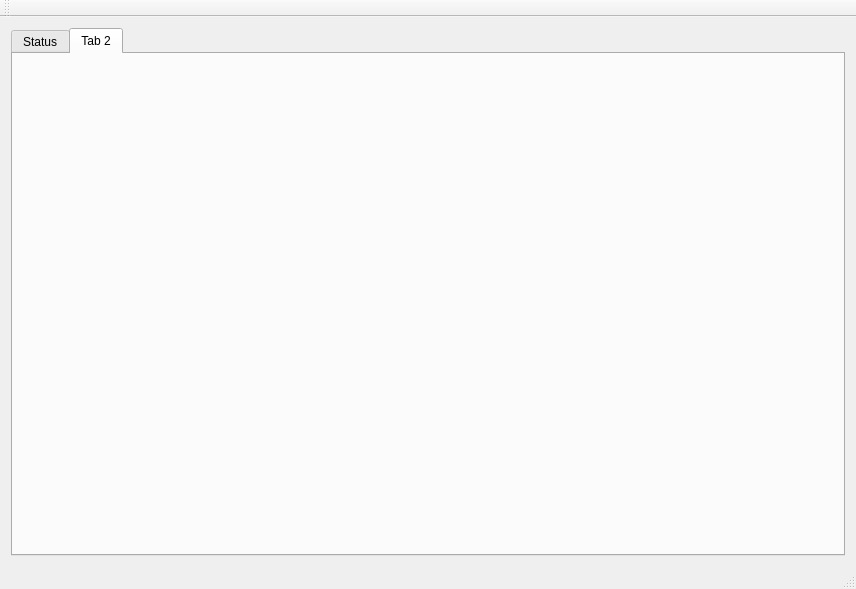
Old version of the form mainwindow.ui in the repository korken89/kfly_gui.
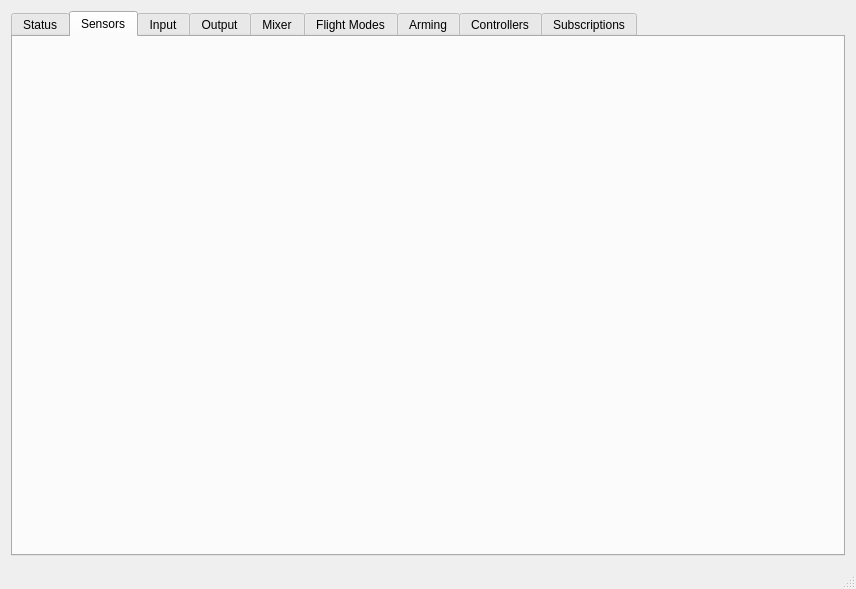
New version of the form. The open tabs and pages were chosen to show the change. Custom widgets are drawn as their Qt base class.

Commit message: Started adding a few more tab panes

Diff of the .ui file:
```diff
--- a/mainwindow.ui
+++ b/mainwindow.ui
@@ -24,7 +24,42 @@
       </widget>
       <widget class="QWidget" name="tab_2">
        <attribute name="title">
-        <string>Tab 2</string>
+        <string>Sensors</string>
+       </attribute>
+      </widget>
+      <widget class="QWidget" name="tab_4">
+       <attribute name="title">
+        <string>Input</string>
+       </attribute>
+      </widget>
+      <widget class="QWidget" name="tab_5">
+       <attribute name="title">
+        <string>Output</string>
+       </attribute>
+      </widget>
+      <widget class="QWidget" name="tab_3">
+       <attribute name="title">
+        <string>Mixer</string>
+       </attribute>
+      </widget>
+      <widget class="QWidget" name="tab_6">
+       <attribute name="title">
+        <string>Flight Modes</string>
+       </attribute>
+      </widget>
+      <widget class="QWidget" name="tab_7">
+       <attribute name="title">
+        <string>Arming</string>
+       </attribute>
+      </widget>
+      <widget class="QWidget" name="tab_8">
+       <attribute name="title">
+        <string>Controllers</string>
+       </attribute>
+      </widget>
+      <widget class="QWidget" name="tab_9">
+       <attribute name="title">
+        <string>Subscriptions</string>
        </attribute>
       </widget>
      </widget>
@@ -41,14 +76,6 @@
     </rect>
    </property>
   </widget>
-  <widget class="QToolBar" name="mainToolBar">
-   <attribute name="toolBarArea">
-    <enum>TopToolBarArea</enum>
-   </attribute>
-   <attribute name="toolBarBreak">
-    <bool>false</bool>
-   </attribute>
-  </widget>
   <widget class="QStatusBar" name="statusBar"/>
  </widget>
  <layoutdefault spacing="6" margin="11"/>
```
Left out of the diff: 3 changed lines with no effect on the pictures. The commit also changes 1 other file.
